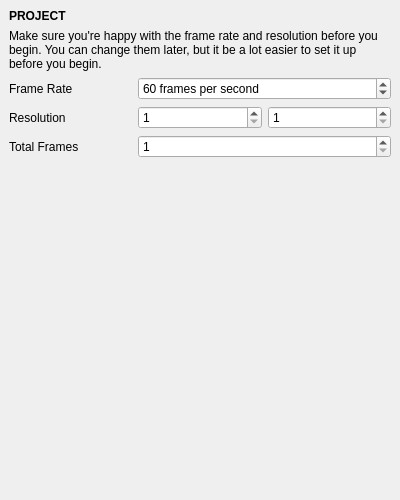
Before: the Qt Designer form frame/propertieswidget.ui in vicr123/theFrame, drawn with Qt 5.
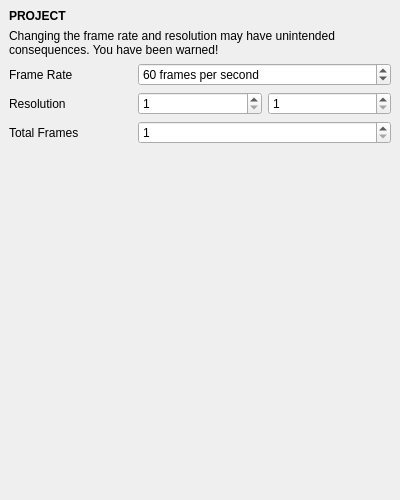
After: the same form once the commit is applied. The open tabs and pages were chosen to show the change.

The edit to the form file:
```diff
--- a/frame/propertieswidget.ui
+++ b/frame/propertieswidget.ui
@@ -85,7 +85,7 @@
          <item row="1" column="0" colspan="3">
           <widget class="QLabel" name="label_8">
            <property name="text">
-            <string>Make sure you're happy with the frame rate and resolution before you begin. You can change them later, but it be a lot easier to set it up before you begin.</string>
+            <string>Changing the frame rate and resolution may have unintended consequences. You have been warned!</string>
            </property>
            <property name="wordWrap">
             <bool>true</bool>
```
Left out of the diff: 36 changed lines with no effect on the pictures.
